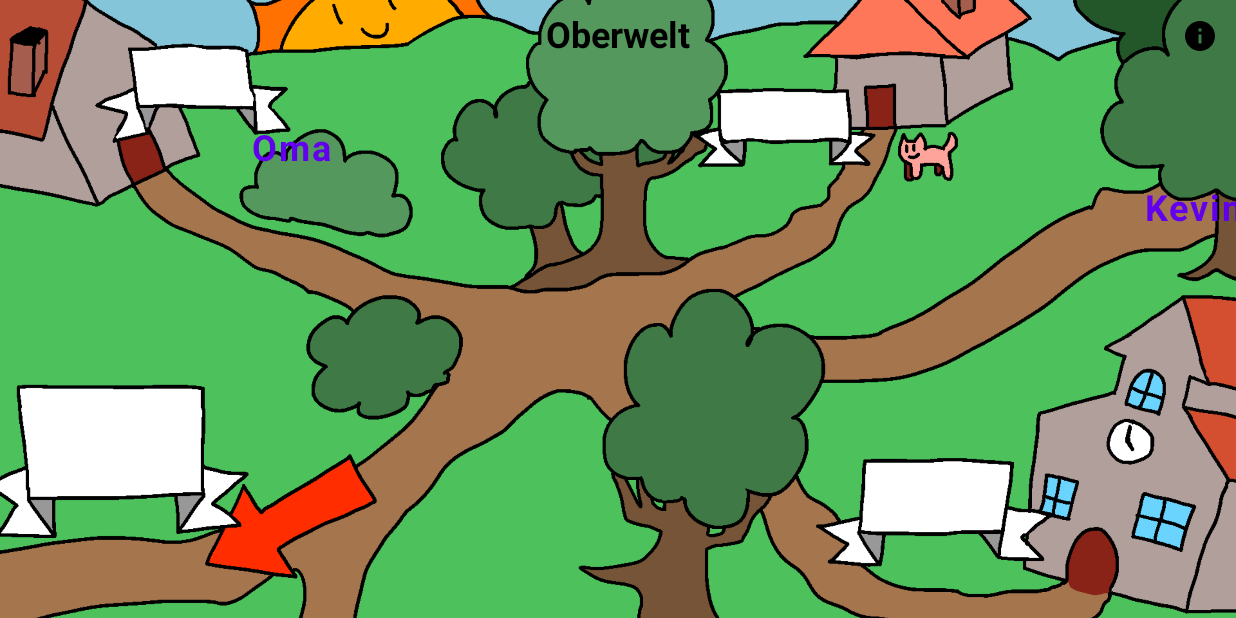
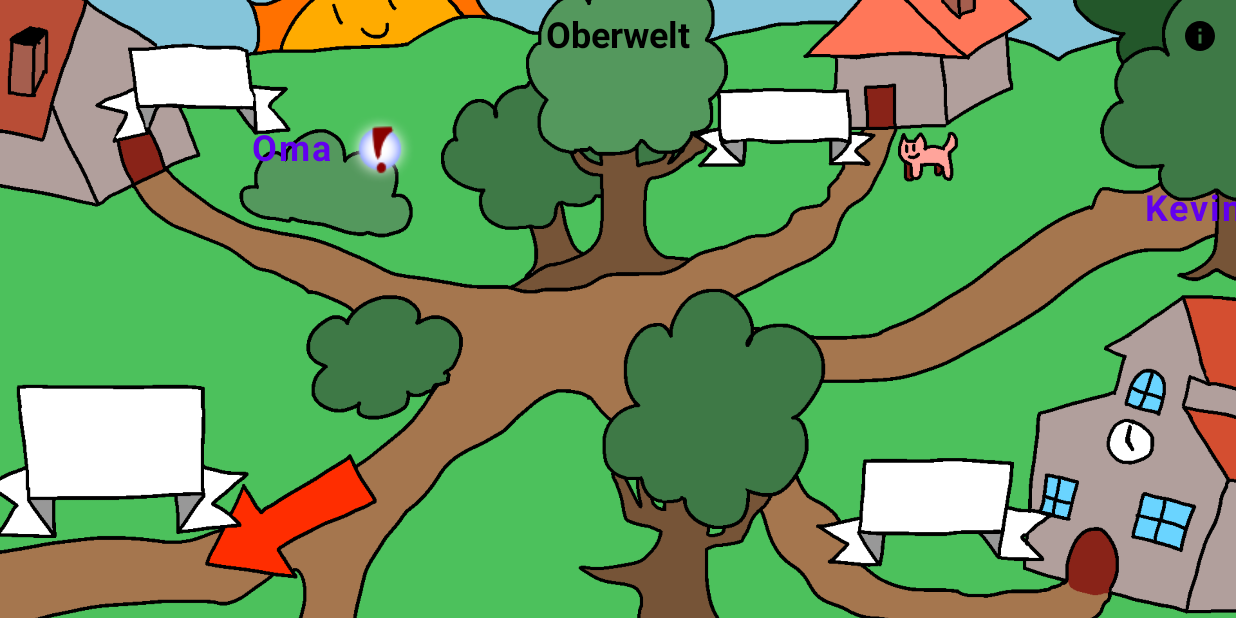
Before and after one commit to AnoukMartinez/EP_WS23_Ganz_Khamkaew_Martinez, an Android app built with Jetpack Compose: the composable Oberwelt called with empty values, on a phone screen of 824 x 412 dp (held sideways). Run offline under Robolectric (Android 15) with nearby library versions, the phone set to English and light mode, and no system bars; our stand-ins replace Compose Multiplatform resources; libraries missing offline, so code that uses them is left out: moe.tlaster.precompose; 3 statements that could not run were skipped.

Commit message:
Added Cleared and Discovered Indicators to Worldmap

```diff
--- a/composeApp/src/commonMain/kotlin/Views/Oberwelt.kt
+++ b/composeApp/src/commonMain/kotlin/Views/Oberwelt.kt
@@ -1,26 +1,37 @@
 package Views
 
 import LevelButton
+import LookHereImage
 import Models.Level
+import Models.levels
 import Views.LevelOverlays.HelpOverlay
+import Views.LevelOverlays.LookHere
 import WorldMapImage
 import androidx.compose.foundation.background
 import androidx.compose.foundation.layout.Arrangement
 import androidx.compose.foundation.layout.Box
 import androidx.compose.foundation.layout.Column
 import androidx.compose.foundation.layout.Row
+import androidx.compose.foundation.layout.Spacer
 import androidx.compose.foundation.layout.fillMaxSize
 import androidx.compose.foundation.layout.fillMaxWidth
 import androidx.compose.foundation.layout.offset
 import androidx.compose.foundation.layout.padding
+import androidx.compose.foundation.layout.size
+import androidx.compose.foundation.shape.CircleShape
 import androidx.compose.material.Icon
 import androidx.compose.material.IconButton
 import androidx.compose.material.Text
 import androidx.compose.material.TextButton
 import androidx.compose.material.icons.Icons
+import androidx.compose.material.icons.filled.AccountCircle
+import androidx.compose.material.icons.filled.Check
+import androidx.compose.material.icons.filled.CheckCircle
+import androidx.compose.material.icons.filled.Clear
 import androidx.compose.material.icons.filled.Home
 import androidx.compose.material.icons.filled.Info
 import androidx.compose.material.icons.filled.KeyboardArrowLeft
+import androidx.compose.material.icons.filled.Star
 import androidx.compose.runtime.Composable
 import androidx.compose.runtime.getValue
 import androidx.compose.runtime.mutableStateOf
@@ -28,11 +39,15 @@ import androidx.compose.runtime.remember
 import androidx.compose.runtime.setValue
 import androidx.compose.ui.Alignment
 import androidx.compose.ui.Modifier
+import androidx.compose.ui.draw.clip
 import androidx.compose.ui.graphics.Color
+import androidx.compose.ui.graphics.Shape
+import androidx.compose.ui.graphics.painter.Painter
 import androidx.compose.ui.text.font.FontWeight
 import androidx.compose.ui.unit.dp
 import androidx.compose.ui.unit.sp
 import moe.tlaster.precompose.navigation.Navigator
+import org.jetbrains.compose.resources.painterResource
 
 @Composable
 fun Oberwelt(
@@ -76,23 +91,74 @@ fun Oberwelt(
     }
 
     Box(modifier = Modifier.fillMaxSize()) {
-        TextButton({ navigator.navigate("/level/OMASHAUS") }, modifier = Modifier.offset(160.dp, 75.dp)){
+        Box (modifier = Modifier.offset(160.dp, 75.dp)){
+            Row (modifier = Modifier, horizontalArrangement = Arrangement.Start) {
+                TextButton({ navigator.navigate("/level/OMASHAUS") }, modifier = Modifier){
                     Text(modifier = Modifier, text = "Oma", fontSize = 24.sp, fontWeight = FontWeight.Bold)
                 }
 
-        TextButton({ navigator.navigate("/level/JUSTINSHAUS") }, modifier = Modifier.offset(75.dp, 430.dp)){
+                if(!levels[1].discovered) {
+                    LookHereImage()
+                } else if(!levels[1].cleared) {
+                    Icon(modifier = Modifier.size(30.dp).clip(CircleShape).background(Color.Red), imageVector = Icons.Filled.Clear, contentDescription = "Not Clear")
+                } else {
+                    Icon(modifier = Modifier.size(30.dp).clip(CircleShape).background(Color.Green), imageVector = Icons.Filled.Clear, contentDescription = "Cleared")
+                }
+            }
+        }
+
+        Box (modifier = Modifier.offset(75.dp, 430.dp)) {
+            Row {
+                TextButton({ navigator.navigate("/level/JUSTINSHAUS") }, modifier = Modifier){
                     Column(modifier = Modifier, horizontalAlignment = Alignment.CenterHorizontally){
                         Text(modifier = Modifier, text = "Nach", fontSize = 24.sp, fontWeight = FontWeight.Bold)
                         Text(modifier = Modifier, text = "Hause", fontSize = 24.sp, fontWeight = FontWeight.Bold)
                     }
                 }
 
-        TextButton({ navigator.navigate("/level/KEVINSHAUS") }, modifier = Modifier.offset(755.dp, 115.dp)){
+                if(!levels[2].discovered) {
+                    LookHereImage()
+                } else if(!levels[2].cleared) {
+                    Icon(modifier = Modifier.size(30.dp).clip(CircleShape).background(Color.Red), imageVector = Icons.Filled.Clear, contentDescription = "Not Clear")
+                } else {
+                    Icon(modifier = Modifier.size(30.dp).clip(CircleShape).background(Color.Green), imageVector = Icons.Filled.Clear, contentDescription = "Cleared")
+                }
+            }
+
+        }
+
+
+        Box (modifier = Modifier.offset(755.dp, 115.dp)) {
+            Row {
+                TextButton({ navigator.navigate("/level/KEVINSHAUS") }, modifier = Modifier){
                     Text(modifier = Modifier, text = "Kevin", fontSize = 24.sp, fontWeight = FontWeight.Bold)
                 }
 
-        TextButton({ navigator.navigate("/level/SCHULE") }, modifier = Modifier.offset(905.dp, 505.dp)){
-            Text(modifier = Modifier, text = "Schule", fontSize = 24.sp, fontWeight = FontWeight.Bold)
+                if(!levels[0].discovered) {
+                    LookHereImage()
+                } else if(!levels[0].cleared) {
+                    Icon(modifier = Modifier.size(30.dp).clip(CircleShape).background(Color.Red), imageVector = Icons.Filled.Clear, contentDescription = "Not Clear")
+                } else {
+                    Icon(modifier = Modifier.size(30.dp).clip(CircleShape).background(Color.Green), imageVector = Icons.Filled.Clear, contentDescription = "Cleared")
                 }
             }
         }
+
+        Box (modifier = Modifier.offset(905.dp, 505.dp)) {
+            Row {
+                TextButton({ navigator.navigate("/level/SCHULE") }, modifier = Modifier){
+                    Text(modifier = Modifier, text = "Schule", fontSize = 24.sp, fontWeight = FontWeight.Bold)
+                }
+
+                if(!levels[3].discovered) {
+                    LookHereImage()
+                } else if(!levels[3].cleared) {
+                    Icon(modifier = Modifier.size(30.dp).clip(CircleShape).background(Color.Red), imageVector = Icons.Filled.Clear, contentDescription = "Not Clear")
+                } else {
+                    Icon(modifier = Modifier.size(30.dp).clip(CircleShape).background(Color.Green), imageVector = Icons.Filled.Clear, contentDescription = "Cleared")
+                }
+            }
+        }
+
+    }
+}
```
Lines whose indentation alone changed are shown as unchanged.
